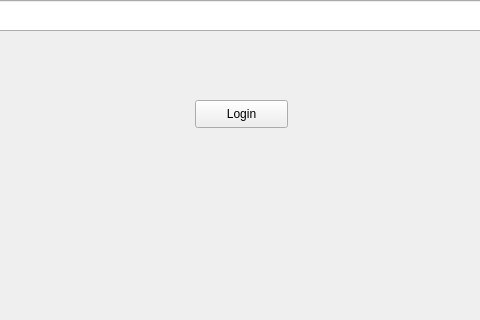
CaduRomaniello/GJR, file GJR/views/loginScreen.ui: the form before one commit; both pictures show x 155 to 635 and y 280 to 600 of the 800 by 600 pixel window.
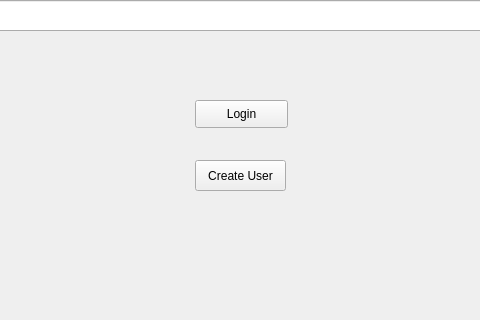
The form after the commit.

```diff
--- a/GJR/views/loginScreen.ui
+++ b/GJR/views/loginScreen.ui
@@ -134,6 +134,19 @@
      <set>Qt::AlignCenter</set>
     </property>
    </widget>
+   <widget class="QPushButton" name="button_create_user">
+    <property name="geometry">
+     <rect>
+      <x>350</x>
+      <y>440</y>
+      <width>91</width>
+      <height>31</height>
+     </rect>
+    </property>
+    <property name="text">
+     <string>Create User</string>
+    </property>
+   </widget>
   </widget>
   <widget class="QMenuBar" name="menubar">
    <property name="geometry">
```
Left out of the diff: 2 changed lines with no effect on the pictures.
